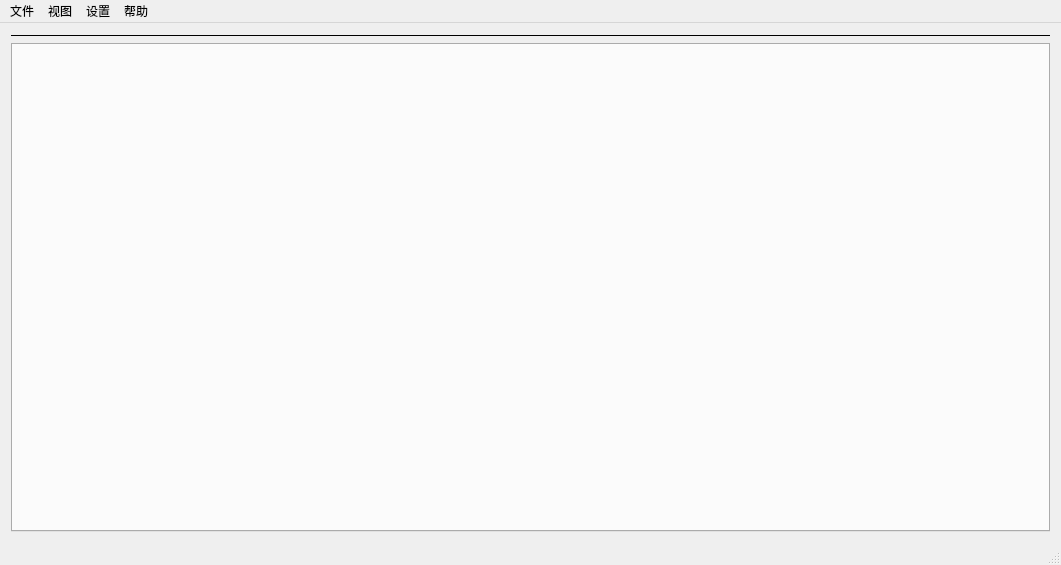
Before: the Qt Designer form mainwindow.ui in ty0x2333/TyLauncher, drawn with Qt 5.
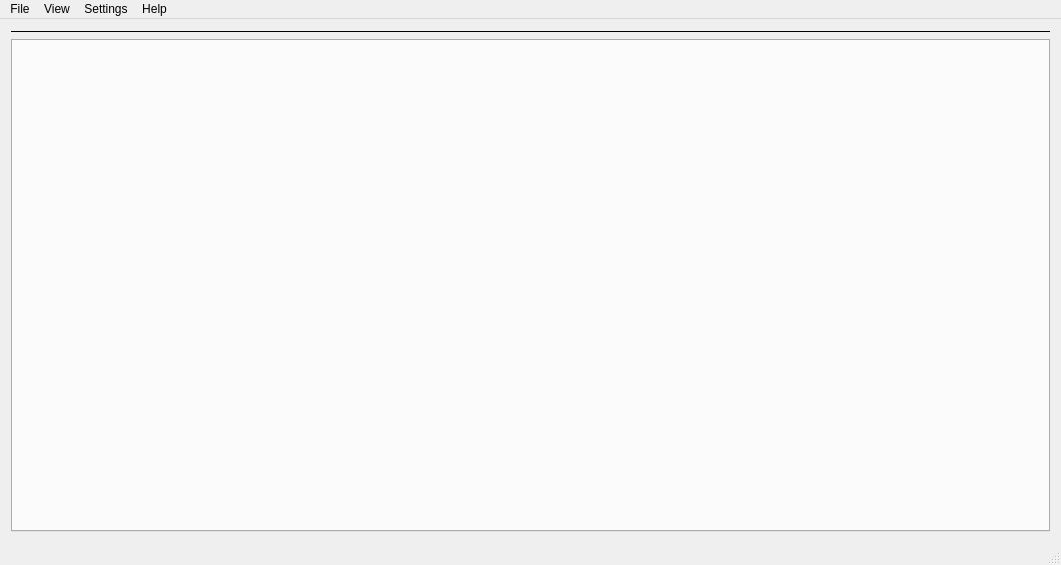
After: the same form once the commit is applied. Icons and pictures are not drawn.

Diff of the .ui file:
```diff
--- a/mainwindow.ui
+++ b/mainwindow.ui
@@ -77,7 +77,7 @@
      <string notr="true"/>
     </property>
     <property name="title">
-     <string>设置</string>
+     <string>Settings</string>
     </property>
     <widget class="QMenu" name="menu">
      <property name="title">
@@ -91,19 +91,19 @@
    </widget>
    <widget class="QMenu" name="menuHelp">
     <property name="title">
-     <string>帮助</string>
+     <string>Help</string>
     </property>
     <addaction name="actionAbout"/>
    </widget>
    <widget class="QMenu" name="menuFile">
     <property name="title">
-     <string>文件</string>
+     <string>File</string>
     </property>
     <addaction name="actionQuit"/>
    </widget>
    <widget class="QMenu" name="menuView">
     <property name="title">
-     <string>视图</string>
+     <string>View</string>
     </property>
     <addaction name="actionAlwaysOnTop"/>
    </widget>
```
Left out of the diff: 53 changed lines with no effect on the pictures.
